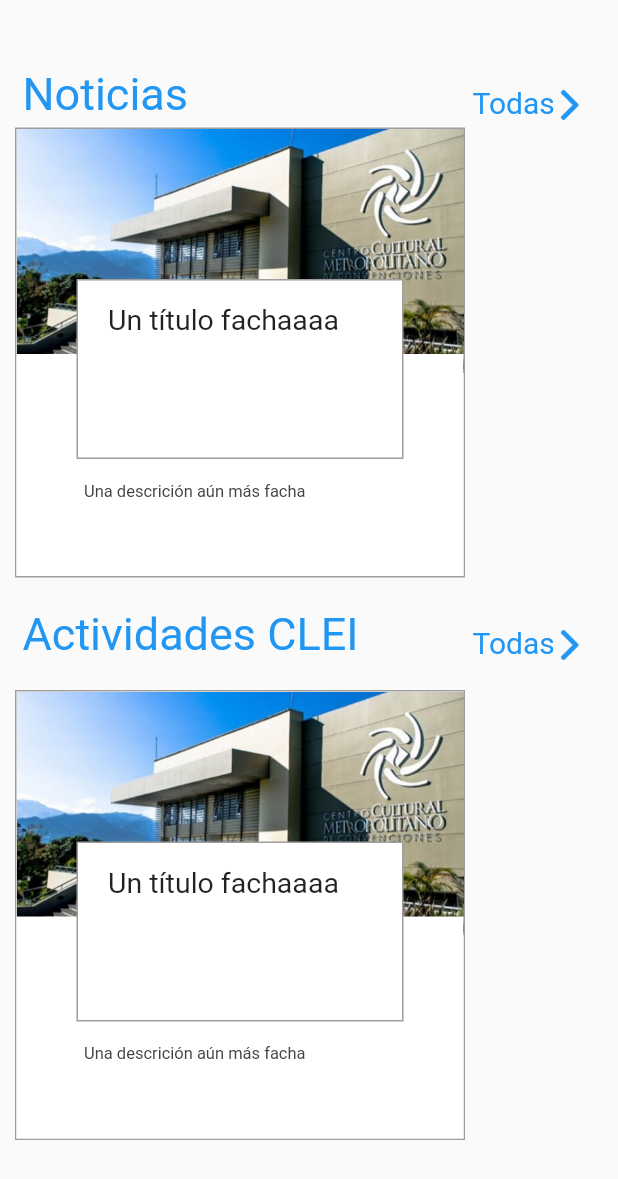
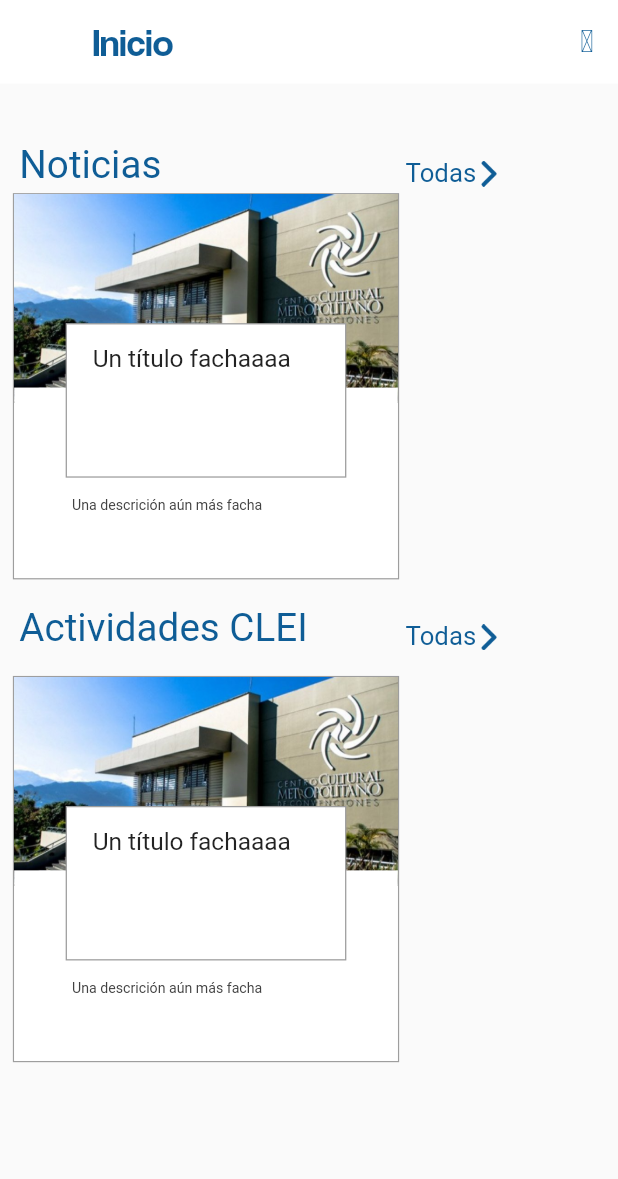
Before and after one commit to nvalenciag/Proyecto-soft-3, a Flutter app: the NoticePage screen opened directly, on a phone screen of 412 x 824 dp. Shown: the top 1179 px of the screen. Run offline on Flutter 3.47's test engine with Material 2 defaults, Android fonts, the phone set to English and light mode, and no system bars; our stand-ins replace get, google_sign_in, group_radio_button; missing offline and left inert: dart:ffi; Roboto replaces fonts that are missing (relaway).

Commit message:
appbar y barra de navegacion

```diff
--- a/appclei/lib/src/Page/notice_page.dart
+++ b/appclei/lib/src/Page/notice_page.dart
@@ -1,17 +1,21 @@
+import 'package:appclei/presentation/colors_clei.dart';
+import 'package:appclei/presentation/icons_clei_icons.dart';
 import 'package:appclei/src/Page/inicio_page.dart';
 import 'package:appclei/src/Page/noticia.dart';
 import 'package:appclei/src/Page/visualizacion_page.dart';
 import 'package:flutter/material.dart';
 
-class NoticePage extends StatelessWidget{
-
-  Noticia miNoticia = Noticia.i( "Un título fachaaaa", "Una descrición aún más facha", "fondo.png" );
+class NoticePage extends StatelessWidget {
+  Noticia miNoticia = Noticia.i(
+      "Un título fachaaaa", "Una descrición aún más facha", "fondo.png");
 
   @override
   Widget build(BuildContext context) {
     // TODO: implement build
-    return ListView(
-      scrollDirection: Axis.vertical,
+    return Scaffold(
+      appBar: appBarNoticias(),
+      body: ListView(
+        scrollDirection: Axis.vertical,
         children: [
           Container(
             //color: Colors.red,
@@ -25,9 +29,12 @@ class NoticePage extends StatelessWidget{
                   width: 300,
                   child: Align(
                     alignment: Alignment.bottomLeft,
-                    child :Text(
+                    child: Text(
                       "Noticias",
-                      style: TextStyle(color: Colors.blue,fontSize: 30, fontFamily: 'relaway'),
+                      style: TextStyle(
+                          color: ColorsCLei.azulOscuro,
+                          fontSize: 30,
+                          fontFamily: 'relaway'),
                     ),
                   ),
                 ),
@@ -38,9 +45,12 @@ class NoticePage extends StatelessWidget{
                       Container(
                         child: Align(
                           alignment: Alignment.bottomRight,
-                          child :Text(
+                          child: Text(
                             "Todas",
-                            style: TextStyle(color: Colors.blue,fontSize: 20, fontFamily: 'relaway'),
+                            style: TextStyle(
+                                color: ColorsCLei.azulOscuro,
+                                fontSize: 20,
+                                fontFamily: 'relaway'),
                           ),
                         ),
                       ),
@@ -48,13 +58,16 @@ class NoticePage extends StatelessWidget{
                         alignment: Alignment.bottomRight,
                         //color: Colors.green,
                         width: 20,
-                        child: Image(image: AssetImage('assets/next.png'),color: Colors.blue,),
+                        child: Image(
+                          image: AssetImage('assets/next.png'),
+                          color: ColorsCLei.azulOscuro,
+                        ),
                       )
                     ],
                   ),
                 )
-              ]
-            ,),
+              ],
+            ),
           ),
           Container(
             margin: EdgeInsets.symmetric(vertical: 5),
@@ -63,12 +76,17 @@ class NoticePage extends StatelessWidget{
             child: ListView(
               scrollDirection: Axis.horizontal,
               children: [
-                Container(width: 10,),
-                crearNoticia(miNoticia), Container(width: 10,),
+                Container(
+                  width: 10,
+                ),
+                crearNoticia(miNoticia),
+                Container(
+                  width: 10,
+                ),
               ],
             ),
           ),
-        Container(
+          Container(
             //color: Colors.red,
             height: 50,
             width: 200,
@@ -80,9 +98,12 @@ class NoticePage extends StatelessWidget{
                   width: 300,
                   child: Align(
                     alignment: Alignment.bottomLeft,
-                    child :Text(
+                    child: Text(
                       "Actividades CLEI",
-                      style: TextStyle(color: Colors.blue,fontSize: 30, fontFamily: 'relaway'),
+                      style: TextStyle(
+                          color: ColorsCLei.azulOscuro,
+                          fontSize: 30,
+                          fontFamily: 'relaway'),
                     ),
                   ),
                 ),
@@ -93,9 +114,12 @@ class NoticePage extends StatelessWidget{
                       Container(
                         child: Align(
                           alignment: Alignment.bottomRight,
-                          child :Text(
+                          child: Text(
                             "Todas",
-                            style: TextStyle(color: Colors.blue,fontSize: 20, fontFamily: 'relaway'),
+                            style: TextStyle(
+                                color: ColorsCLei.azulOscuro,
+                                fontSize: 20,
+                                fontFamily: 'relaway'),
                           ),
                         ),
                       ),
@@ -103,13 +127,16 @@ class NoticePage extends StatelessWidget{
                         alignment: Alignment.bottomRight,
                         //color: Colors.green,
                         width: 20,
-                        child: Image(image: AssetImage('assets/next.png'),color: Colors.blue,),
+                        child: Image(
+                          image: AssetImage('assets/next.png'),
+                          color: ColorsCLei.azulOscuro,
+                        ),
                       )
                     ],
                   ),
                 )
-              ]
-            ,),
+              ],
+            ),
           ),
           Container(
             margin: EdgeInsets.symmetric(vertical: 20.0),
@@ -117,21 +144,46 @@ class NoticePage extends StatelessWidget{
             child: ListView(
               scrollDirection: Axis.horizontal,
               children: <Widget>[
-                Container(width: 10,),
-                crearNoticia(miNoticia), Container(width: 10,),
+                Container(
+                  width: 10,
+                ),
+                crearNoticia(miNoticia),
+                Container(
+                  width: 10,
+                ),
               ],
             ),
           ),
         ],
+      ),
+    );
+  }
+
+  AppBar appBarNoticias() {
+    return AppBar(
+      title: Text(
+        'Inicio',
+        style: TextStyle(
+            color: ColorsCLei.azulOscuro,
+            fontFamily: 'Coolvetica',
+            fontSize: 30),
+      ),
+      backgroundColor: Colors.white,
+      toolbarHeight: 65,
+      elevation: 0.0,
+      actions:<Widget>[IconButton(icon: Icon(IconsClei.buscar,
+        color: ColorsCLei.azulOscuro,),
+        onPressed: (){},)
+
+      ]
     );
   }
 }
 
-class crearNoticia extends StatelessWidget{
+class crearNoticia extends StatelessWidget {
+  Noticia miNoticia = Noticia("", "");
 
-  Noticia miNoticia = Noticia( "", "");
-
-  crearNoticia( Noticia miNoticia ){
+  crearNoticia(Noticia miNoticia) {
     this.miNoticia = miNoticia;
   }
 
@@ -141,21 +193,17 @@ class crearNoticia extends StatelessWidget{
     return Container(
       width: 300,
       decoration: BoxDecoration(
-        color: Colors.white,
-        border: Border.all(color: Colors.grey)
-      ),
+          color: Colors.white, border: Border.all(color: Colors.grey)),
       child: GestureDetector(
-        onTap: (){
-          Navigator.pushNamed(
-            context, ''
-          );
+        onTap: () {
+          Navigator.pushNamed(context, '-');
         },
         child: Stack(
           children: [
             Container(
               //color: Colors.red,
               child: Image(
-                image: AssetImage("assets/"+miNoticia.getImagen()),
+                image: AssetImage("assets/" + miNoticia.getImagen()),
               ),
             ),
             Container(
@@ -164,15 +212,15 @@ class crearNoticia extends StatelessWidget{
               height: 150,
             ),
             Container(
-              margin: EdgeInsets.only(top: 100, bottom: 60, left: 40, right: 40),
+              margin:
+                  EdgeInsets.only(top: 100, bottom: 60, left: 40, right: 40),
               width: 220,
               height: 120,
               decoration: BoxDecoration(
-                color: Colors.white,
-                border: Border.all(color: Colors.grey)
-              ),
+                  color: Colors.white, border: Border.all(color: Colors.grey)),
               child: Container(
-                margin: const EdgeInsets.symmetric(vertical: 15, horizontal: 20),
+                margin:
+                    const EdgeInsets.symmetric(vertical: 15, horizontal: 20),
                 child: Text(
                   miNoticia.getTitulo(),
                   style: TextStyle(fontSize: 19),
@@ -180,7 +228,8 @@ class crearNoticia extends StatelessWidget{
               ),
             ),
             Container(
-              margin: EdgeInsets.only(top: 230, bottom: 20, left: 40, right: 40),
+              margin:
+                  EdgeInsets.only(top: 230, bottom: 20, left: 40, right: 40),
               color: Colors.white,
               child: Container(
                 margin: const EdgeInsets.all(5),
--- a/appclei/lib/src/Page/perfil_page.dart
+++ b/appclei/lib/src/Page/perfil_page.dart
@@ -7,8 +7,7 @@ import 'package:get/get.dart';
 
 class PerfilPage extends StatelessWidget {
 final controller = Get.put(LoginController());
-final Usuario usuario;
-   PerfilPage({required this.usuario}) ;
+final Usuario usuario = Usuario(nombre: 'd', correo: 'd', rutaImagen: 'd');
 
   @override
   Widget build(BuildContext context) {
--- a/appclei/lib/src/plantillas/navegacion.dart
+++ b/appclei/lib/src/plantillas/navegacion.dart
@@ -7,7 +7,7 @@ import 'package:flutter/material.dart';
 class EstructuraNavegacion extends StatelessWidget {
   static const Color colorIcono = ColorsCLei.gris;
   static const Color colorIcono2 = ColorsCLei.azulOscuro;
-  TextStyle estiloTexto=  const TextStyle(fontFamily: 'ModernSans',fontSize: 17.0,height: 1.5 );
+  TextStyle estiloTexto=  const TextStyle(fontFamily: 'LiberationSans',fontSize: 17.0,height: 1.5 );
 
 
   EstructuraNavegacion(){
@@ -55,6 +55,7 @@ class EstructuraNavegacion extends StatelessWidget {
           icon: Icon(
             IconsClei.perfil,
             color: colorIcono,
+            size: 5,
           ),
           label: 'Perfil',
         ),
@@ -64,6 +65,8 @@ class EstructuraNavegacion extends StatelessWidget {
       unselectedLabelStyle: estiloTexto,
       selectedLabelStyle: estiloTexto,
       type: BottomNavigationBarType.fixed,
+      elevation: 0.0,
+
     );
   }
 }
```
Also changed, not shown: appclei/lib/main.dart (+2 -14 lines), appclei/lib/src/Page/fav_page.dart (+47 -15 lines), appclei/lib/src/Page/inicio_page.dart (+50 -64 lines), appclei/lib/src/Page/login_page.dart (+10 -4 lines), appclei/lib/src/routes/routes.dart (+12 -13 lines).
